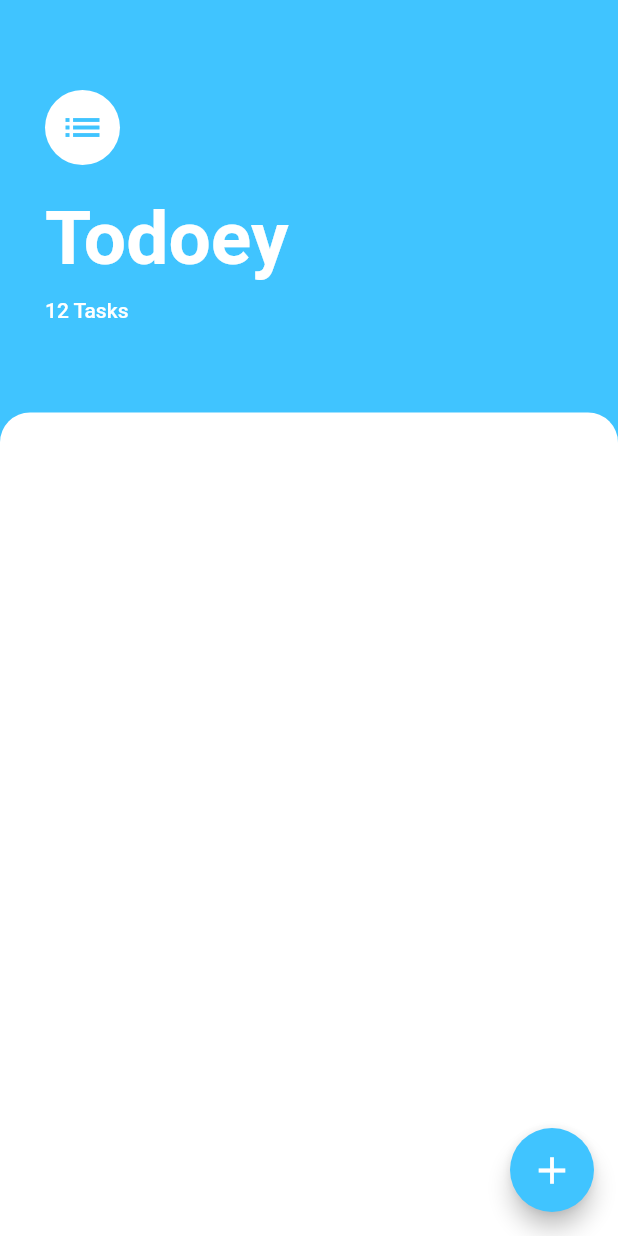
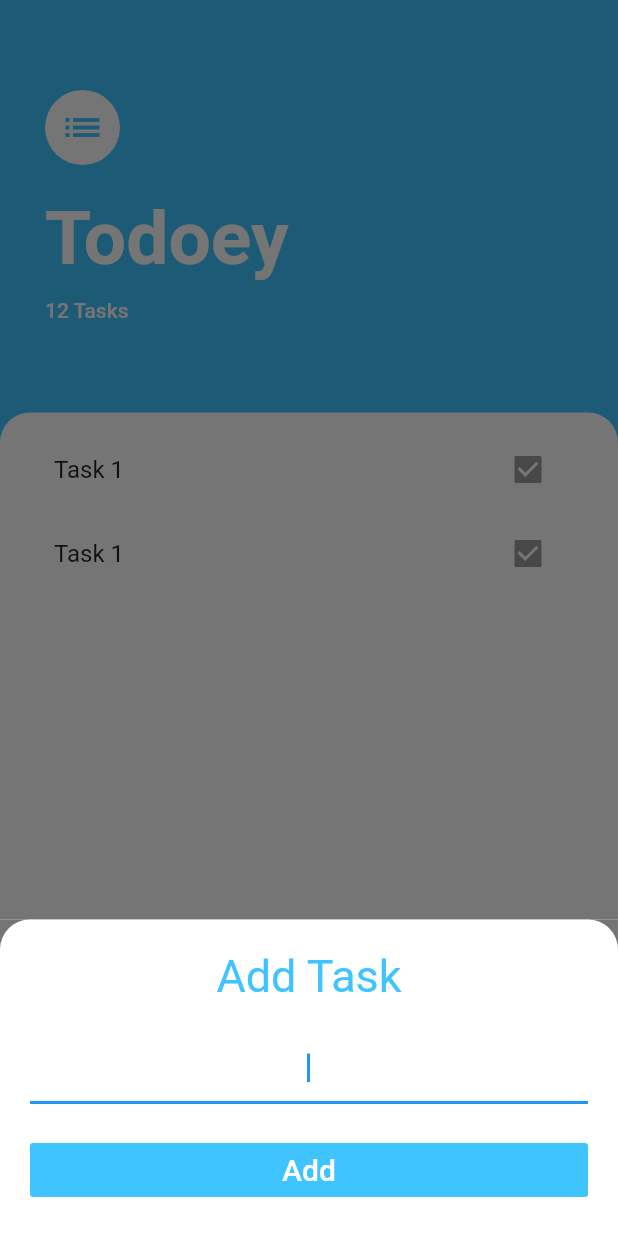
Before and after one commit to Ronak8602/ToDoApp, a Flutter app: the screen it shows after launch, after a tap on the "add" icon, on a phone screen of 412 x 824 dp. Run offline on Flutter 3.47's test engine with Material 2 defaults, Android fonts, the phone set to English and light mode, and no system bars.

Commit message:
Added ModalBottomSheet and tasks listview

```diff
--- /dev/null
+++ b/lib/screens/bottom_add_task.dart
@@ -0,0 +1,52 @@
+import 'package:flutter/material.dart';
+
+class BottomAddTask extends StatelessWidget {
+  const BottomAddTask({Key key}) : super(key: key);
+
+  @override
+  Widget build(BuildContext context) {
+    return Container(
+      color: Color(0xff757575),
+      child: Container(
+        decoration: BoxDecoration(
+            color: Colors.white,
+            borderRadius: BorderRadius.only(
+              topRight: Radius.circular(20.0),
+              topLeft: Radius.circular(20.0),
+            )),
+        child: Padding(
+          padding: const EdgeInsets.symmetric(horizontal: 20.0, vertical: 20.0),
+          child: Column(
+            crossAxisAlignment: CrossAxisAlignment.stretch,
+            children: [
+              Text(
+                'Add Task',
+                textAlign: TextAlign.center,
+                style: TextStyle(
+                  fontSize: 30.0,
+                  color: Colors.lightBlueAccent,
+                ),
+              ),
+              Padding(
+                padding: const EdgeInsets.symmetric(vertical: 20.0),
+                child: TextField(
+                  autofocus: true,
+                  textAlign: TextAlign.center,
+                ),
+              ),
+              FlatButton(
+                onPressed: () {},
+                color: Colors.lightBlueAccent,
+                child: Text('Add',
+                style: TextStyle(
+                  fontSize: 20.0,
+                  color: Colors.white
+                ),),
+              )
+            ],
+          ),
+        ),
+      ),
+    );
+  }
+}
--- a/lib/screens/tasks_screen.dart
+++ b/lib/screens/tasks_screen.dart
@@ -1,5 +1,7 @@
 import 'package:flutter/cupertino.dart';
 import 'package:flutter/material.dart';
+import 'package:to_do_app/widgets/task_list.dart';
+import 'bottom_add_task.dart';
 
 class TasksScreen extends StatelessWidget {
   const TasksScreen({Key key}) : super(key: key);
@@ -9,10 +11,16 @@ class TasksScreen extends StatelessWidget {
     return Scaffold(
       floatingActionButton: FloatingActionButton(
         backgroundColor: Colors.lightBlueAccent,
-        onPressed: (){
-          //TODO Implement OnPressed
+        onPressed: () {
+          showModalBottomSheet(
+              context: context,
+              builder: (context) => SingleChildScrollView(child: BottomAddTask()),
+              );
         },
-        child: Icon(Icons.add,size: 30.0,),
+        child: Icon(
+          Icons.add,
+          size: 30.0,
+        ),
       ),
       backgroundColor: Colors.lightBlueAccent,
       body: SafeArea(
@@ -60,11 +68,13 @@ class TasksScreen extends StatelessWidget {
             ),
             Expanded(
               child: Container(
+                padding: EdgeInsets.symmetric(horizontal: 20.0, vertical: 10.0),
                 decoration: BoxDecoration(
                     color: Colors.white,
                     borderRadius: BorderRadius.only(
                         topLeft: Radius.circular(20.0),
                         topRight: Radius.circular(20.0))),
+                child: TaskList(),
               ),
             )
           ],
--- /dev/null
+++ b/lib/widgets/task_list.dart
@@ -0,0 +1,16 @@
+import 'package:flutter/material.dart';
+import 'task_tile.dart';
+
+class TaskList extends StatelessWidget {
+  const TaskList({Key key}) : super(key: key);
+
+  @override
+  Widget build(BuildContext context) {
+    return ListView(
+      children: [
+        TaskTile(),
+        TaskTile(),
+      ],
+    );
+  }
+}
--- /dev/null
+++ b/lib/widgets/task_tile.dart
@@ -0,0 +1,14 @@
+import 'package:flutter/material.dart';
+
+class TaskTile extends StatelessWidget {
+  const TaskTile({Key key}) : super(key: key);
+
+  @override
+  Widget build(BuildContext context) {
+
+    return ListTile(
+      title: Text('Task 1'),
+      trailing: Checkbox(value: true),
+    );
+  }
+}
```
